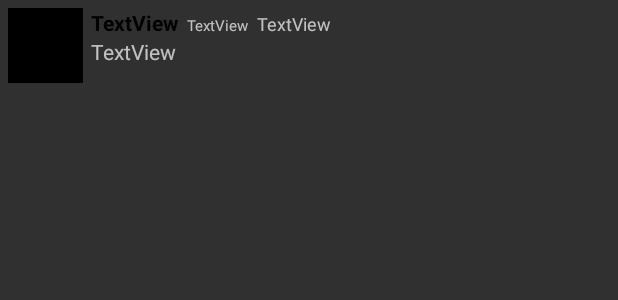
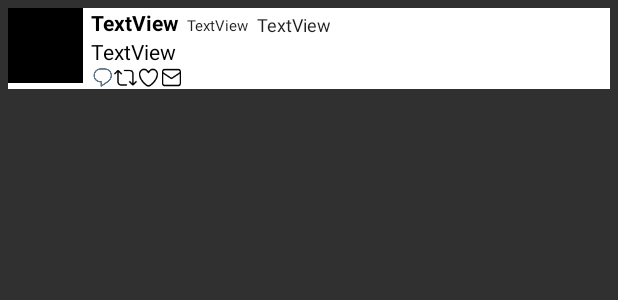
Before and after one commit to maycui/MySimpleTweets, an Android app: the layout item_tweet.xml on its own in the app's theme, with its tools: preview values and no code run, on a phone screen of 412 x 824 dp. Shown: the top 300 px of the screen. Run offline under Robolectric (Android 15) with nearby library versions, the phone set to English and light mode, and no system bars.

Commit message:
stylizing, tweet details

```diff
--- a/app/build.gradle
+++ b/app/build.gradle
@@ -40,10 +40,13 @@ dependencies {
     compile "com.github.Raizlabs.DBFlow:dbflow-core:${dbflow_version}"
     compile "com.github.Raizlabs.DBFlow:dbflow:${dbflow_version}"
     compile 'com.github.bumptech.glide:glide:3.8.0'
+    // If you want to use the GPU Filters
+    compile 'com.github.bumptech.glide:glide:3.8.0'
     compile 'com.codepath.libraries:android-oauth-handler:1.2.5'
     compile 'com.android.support:appcompat-v7:25.3.1'
     compile 'org.parceler:parceler-api:1.1.6'
-    compile 'com.github.bumptech.glide:glide:3.8.0'
+    compile 'jp.wasabeef:glide-transformations:2.0.2'
+    compile 'jp.co.cyberagent.android.gpuimage:gpuimage-library:1.4.1'
     compile 'com.loopj.android:android-async-http:1.4.9'
     compile 'com.android.support.constraint:constraint-layout:1.0.2'
     compile 'com.android.support:recyclerview-v7:25.3.1'
--- a/app/src/main/res/layout/item_tweet.xml
+++ b/app/src/main/res/layout/item_tweet.xml
@@ -1,6 +1,7 @@
 <?xml version="1.0" encoding="utf-8"?>
 <RelativeLayout xmlns:android="http://schemas.android.com/apk/res/android"
     xmlns:app="http://schemas.android.com/apk/res-auto"
+    android:background="@color/white"
     android:layout_margin="5dp"
     android:layout_width="match_parent" android:layout_height="wrap_content">
 
@@ -13,44 +14,80 @@
         android:layout_alignParentStart="true" />
 
     <TextView
-        android:id="@+id/tvUserName"
+        android:id="@+id/user"
+        android:layout_marginLeft="5dp"
+        android:layout_toEndOf="@+id/ivProfileImage"
         android:layout_width="wrap_content"
         android:layout_height="wrap_content"
         android:text="TextView"
         android:textColor="@color/black"
         android:textStyle="bold"
-        android:layout_alignParentTop="true"
-        android:layout_alignStart="@+id/tvBody" />
+        android:layout_alignParentTop="true" />
 
     <TextView
-        android:id="@+id/tvBody"
+        android:id="@+id/text"
+        android:textColor="@color/black"
         android:layout_width="wrap_content"
         android:layout_height="wrap_content"
         android:layout_marginLeft="5dp"
         android:text="TextView"
+        android:linksClickable="true"
         android:layout_toEndOf="@+id/ivProfileImage"
-        android:layout_below="@+id/tvUserName" />
+        android:layout_below="@+id/user" />
 
     <TextView
-        android:id="@+id/screenName"
+        android:id="@+id/screen"
         android:layout_marginLeft="5dp"
+        android:textColor="@color/grey"
         android:layout_width="wrap_content"
         android:layout_height="wrap_content"
         android:text="TextView"
         android:textSize="10sp"
-        android:layout_alignBaseline="@+id/tvUserName"
-        android:layout_above="@+id/tvBody"
-        android:layout_toEndOf="@+id/tvUserName"
-        />
+        android:layout_alignBaseline="@+id/user"
+        android:layout_alignBottom="@+id/user"
+        android:layout_toEndOf="@+id/user" />
 
     <TextView
         android:id="@+id/time"
         android:layout_marginLeft="5dp"
         android:layout_width="wrap_content"
+        android:textColor="@color/grey"
         android:layout_height="wrap_content"
         android:text="TextView"
         android:textSize="12sp"
-        android:layout_alignBaseline="@+id/tvUserName"
-        android:layout_alignBottom="@+id/screenName"
-        android:layout_toEndOf="@+id/screenName" />//android:layout_toEndOf="@+id/ivProfileImage" />
+        android:layout_alignBottom="@+id/user"
+        android:layout_toEndOf="@+id/screen" />
+
+    <ImageView
+        android:id="@+id/reply"
+        android:layout_width="15dp"
+        android:layout_height="15dp"
+        android:layout_alignStart="@+id/text"
+        android:layout_below="@+id/text"
+        android:adjustViewBounds="true"
+        app:srcCompat="@drawable/reply" />
+
+    <ImageView
+        android:id="@+id/rt"
+        android:layout_width="15dp"
+        android:layout_height="15dp"
+        android:layout_below="@+id/text"
+        android:layout_toEndOf="@+id/reply"
+        app:srcCompat="@drawable/ic_vector_retweet_stroke" />
+
+    <ImageView
+        android:id="@+id/like"
+        android:layout_width="15dp"
+        android:layout_height="15dp"
+        android:layout_alignTop="@+id/rt"
+        android:layout_toEndOf="@+id/rt"
+        app:srcCompat="@drawable/ic_vector_heart_stroke" />
+
+    <ImageView
+        android:id="@+id/dm"
+        android:layout_width="15dp"
+        android:layout_height="15dp"
+        android:layout_alignTop="@+id/like"
+        android:layout_toEndOf="@+id/like"
+        app:srcCompat="@drawable/ic_vector_messages_stroke" />//android:layout_toEndOf="@+id/ivProfileImage" />
 </RelativeLayout>
--- a/app/src/main/res/values/colors.xml
+++ b/app/src/main/res/values/colors.xml
@@ -4,7 +4,7 @@
     <color name="white">#ffffff</color>
     <color name="black">#000000</color>
     <color name="logoblue">#00aced</color>
-    <color name="brightblue">#1dcaff</color>
+    <color name="brightblue">#ff1da1f2</color>
     <color name="backgroundblue"> #c0deed</color>
     <color name="darkblue"> #0084b4</color>
 
--- a/app/src/main/res/values/strings.xml
+++ b/app/src/main/res/values/strings.xml
@@ -1,7 +1,7 @@
 <?xml version="1.0" encoding="utf-8"?>
 <resources>
 
-    <string name="app_name">SimpleTweet</string>
+    <string name="app_name">Simple Tweet</string>
     <string name="login_label">Log in</string>
     <string name="intent_scheme">oauth</string>
     <string name="intent_host">cprest</string>
--- a/app/src/main/res/values/styles.xml
+++ b/app/src/main/res/values/styles.xml
@@ -1,16 +1,21 @@
 <resources>
 
-    <style name="AppBaseTheme" parent="Theme.AppCompat.Light.DarkActionBar">
-        <!--
-            Theme customizations available in newer API levels can go in
-            res/values-vXX/styles.xml, while customizations related to
-            backward-compatibility can go here.
-        -->
+
+    <style name="AppTheme" parent="Theme.AppCompat.Light.DarkActionBar">
+        <item name="android:actionBarStyle">@style/MyActionBar</item>
+        <item name="colorPrimary">@color/brightblue</item>
+
     </style>
 
-    <!-- Application theme. -->
-    <style name="AppTheme" parent="AppBaseTheme">
-        <!-- All customizations that are NOT specific to a particular API-level can go here. -->
+    <style name="MyActionBar" parent="@style/Widget.AppCompat.ActionBar">
+        <item name="background">@color/brightblue</item>
+        <item name="titleTextStyle">@style/MyTitleTextStyle</item>
+
+    </style>
+    <style name="MyTitleTextStyle" parent="@style/TextAppearance.AppCompat.Widget.ActionBar.Title">
+        <item name="android:textColor">@color/white</item>
     </style>
 
+
+
 </resources>
```
Also changed, not shown: app/src/main/AndroidManifest.xml (+11 -4 lines), app/src/main/java/com/codepath/apps/restclienttemplate/TimelineActivity.java (+7 -7 lines), app/src/main/java/com/codepath/apps/restclienttemplate/TweetAdapter.java (+39 -37 lines), app/src/main/java/com/codepath/apps/restclienttemplate/TweetDetailsActivity.java (added, +49 -0 lines), app/src/main/res/layout/activity_timeline.xml (+8 -2 lines), app/src/main/res/layout/activity_tweet_details.xml (added, +53 -0 lines), app/src/main/res/drawable-hdpi/reply.png (added).
